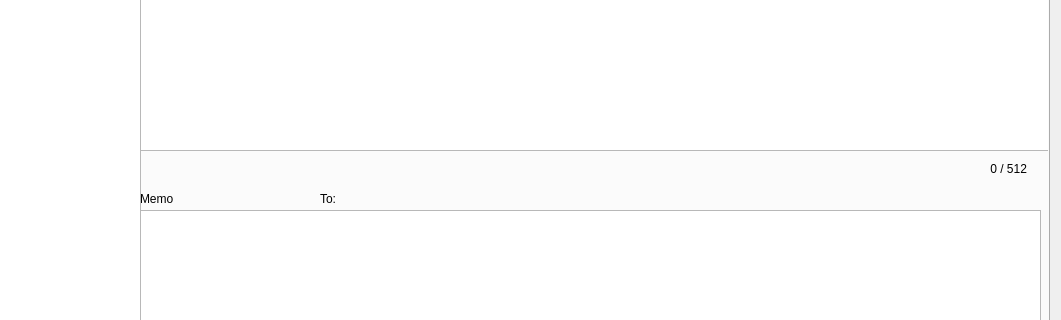
Qt form src/mainwindow.ui (jahway603/SilentDragonLite) before a commit; both pictures show x 213 to 1274 and y 356 to 676 of the 1274 by 779 pixel window.
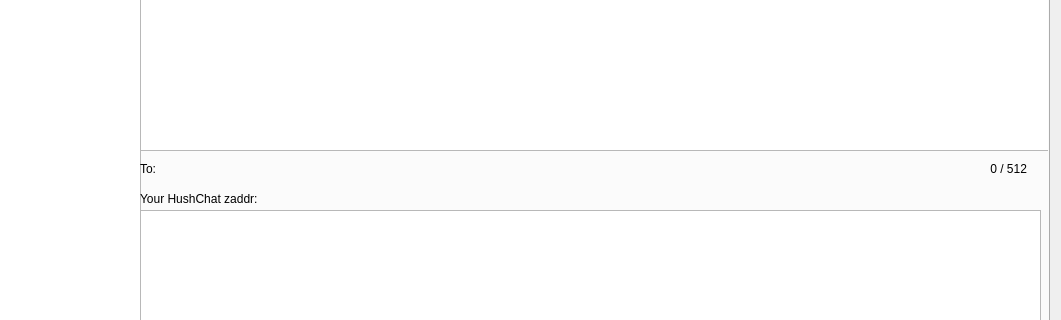
The same form after that commit. Icons and pictures are not drawn. Custom widgets are drawn as their Qt base class.

Commit message: render incoming and outgoing memos in a chat conversation

```diff
--- a/src/mainwindow.ui
+++ b/src/mainwindow.ui
@@ -1354,8 +1354,8 @@
        <widget class="QLabel" name="label_40">
         <property name="geometry">
          <rect>
-          <x>340</x>
-          <y>490</y>
+          <x>400</x>
+          <y>410</y>
           <width>331</width>
           <height>17</height>
          </rect>
@@ -1453,8 +1453,8 @@
        <widget class="QLabel" name="label_42">
         <property name="geometry">
          <rect>
-          <x>520</x>
-          <y>490</y>
+          <x>340</x>
+          <y>460</y>
           <width>67</width>
           <height>17</height>
          </rect>
@@ -1466,21 +1466,21 @@
        <widget class="QLabel" name="ContactName">
         <property name="geometry">
          <rect>
-          <x>520</x>
+          <x>340</x>
           <y>490</y>
-          <width>67</width>
+          <width>161</width>
           <height>17</height>
          </rect>
         </property>
         <property name="text">
-         <string/>
+         <string>Your HushChat zaddr:</string>
         </property>
        </widget>
        <widget class="QLabel" name="ContactZaddr">
         <property name="geometry">
          <rect>
-          <x>550</x>
-          <y>490</y>
+          <x>370</x>
+          <y>460</y>
           <width>691</width>
           <height>20</height>
          </rect>
@@ -1511,6 +1511,19 @@
          <bool>false</bool>
         </property>
        </widget>
+       <widget class="QLabel" name="MyZaddr">
+        <property name="geometry">
+         <rect>
+          <x>490</x>
+          <y>490</y>
+          <width>691</width>
+          <height>20</height>
+         </rect>
+        </property>
+        <property name="text">
+         <string/>
+        </property>
+       </widget>
       </widget>
      </widget>
     </item>
```
The commit also changes 5 other files.
